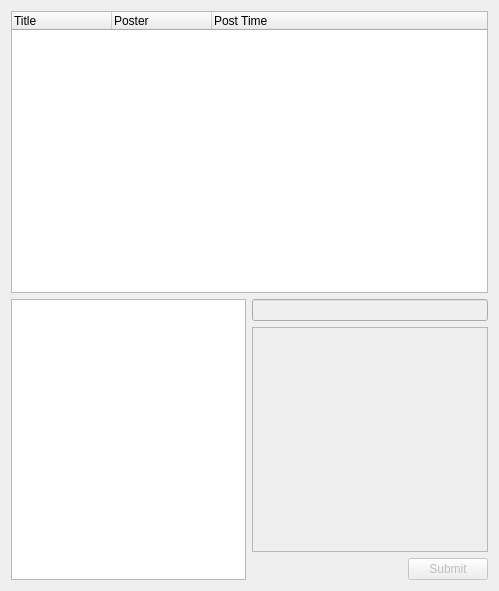
Above: ui/ForumTreeForm.ui from dmzdev/stance before the change. Below: the same form after it.
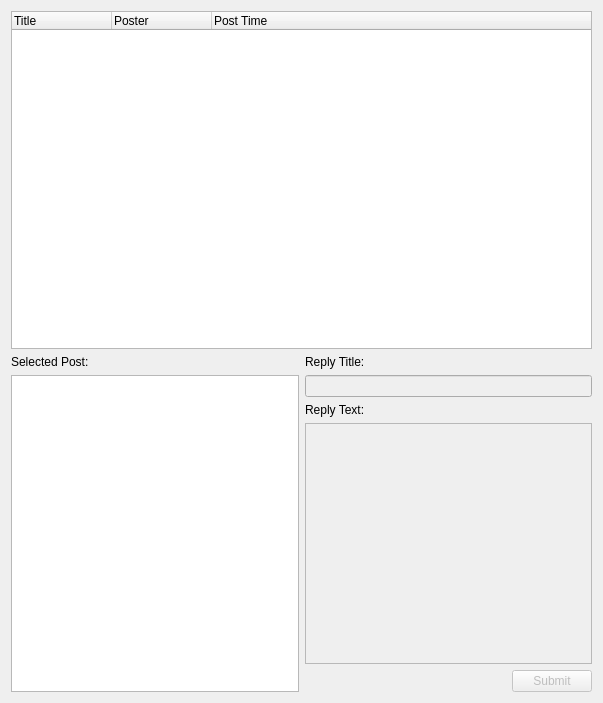
That is the form after the change.

Commit message: Config cleanup, minor updates to forum code.

```diff
--- a/ui/ForumTreeForm.ui
+++ b/ui/ForumTreeForm.ui
@@ -6,8 +6,8 @@
    <rect>
     <x>0</x>
     <y>0</y>
-    <width>499</width>
-    <height>591</height>
+    <width>603</width>
+    <height>703</height>
    </rect>
   </property>
   <property name="windowTitle">
@@ -51,10 +51,28 @@
    <item>
     <layout class="QHBoxLayout" name="horizontalLayout_2">
      <item>
-      <widget class="QTextEdit" name="textEdit"/>
+      <layout class="QVBoxLayout" name="verticalLayout_3">
+       <item>
+        <widget class="QLabel" name="label_3">
+         <property name="text">
+          <string>Selected Post:</string>
+         </property>
+        </widget>
+       </item>
+       <item>
+        <widget class="QTextEdit" name="textEdit"/>
+       </item>
+      </layout>
      </item>
      <item>
       <layout class="QVBoxLayout" name="verticalLayout">
+       <item>
+        <widget class="QLabel" name="label">
+         <property name="text">
+          <string>Reply Title:</string>
+         </property>
+        </widget>
+       </item>
        <item>
         <widget class="QLineEdit" name="titleEdit">
          <property name="enabled">
@@ -62,6 +80,13 @@
          </property>
         </widget>
        </item>
+       <item>
+        <widget class="QLabel" name="label_2">
+         <property name="text">
+          <string>Reply Text:</string>
+         </property>
+        </widget>
+       </item>
        <item>
         <widget class="QTextEdit" name="postTextEdit">
          <property name="enabled">
```
The commit also changes 10 other files.
